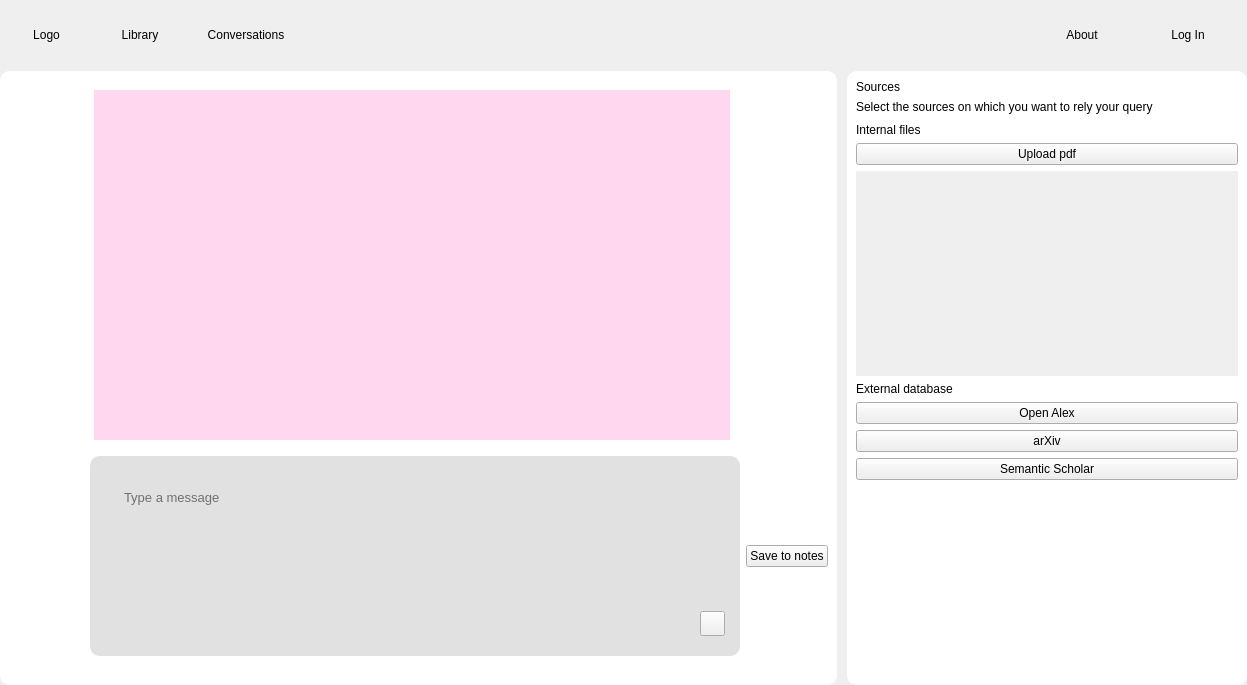
First picture: the form in ui_forms_v1/chat_window.ui, repository Pleias/pleias_ScholasticAI, before the edit.
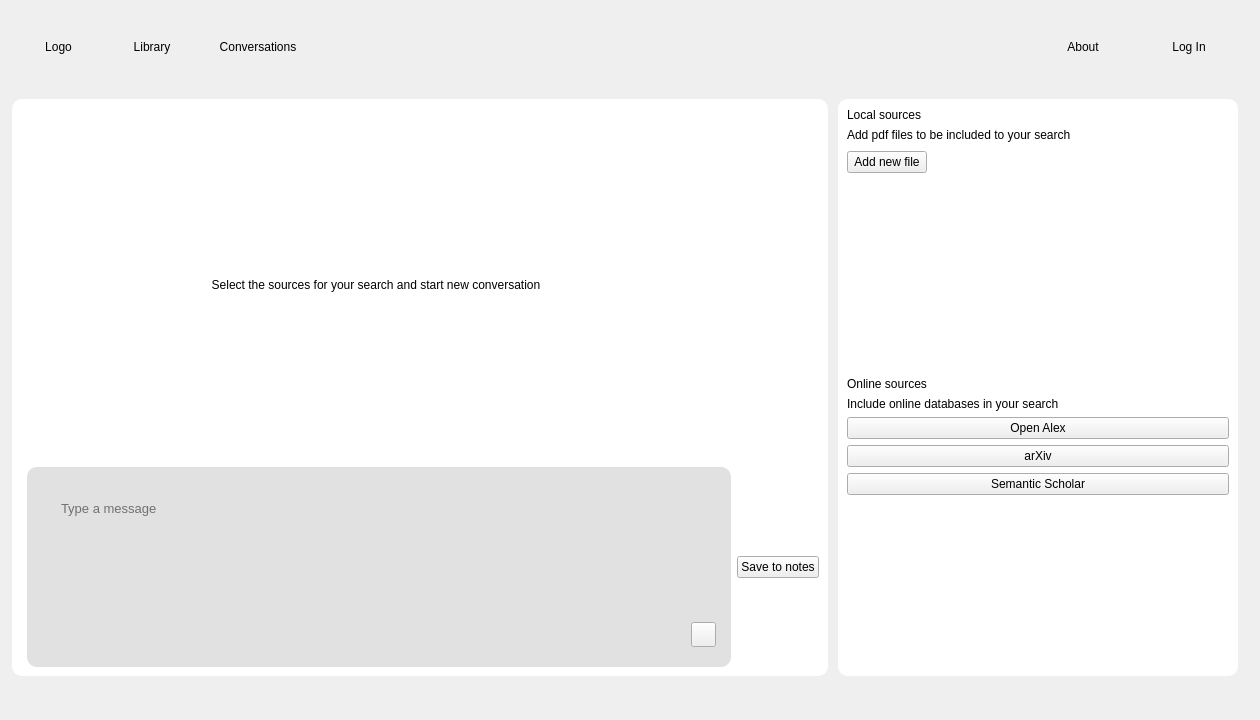
Second picture: the form after the edit. Icons and pictures are not drawn.

Commit message: Added push btn , reference list etc

Patch:
```diff
--- a/ui_forms_v1/chat_window.ui
+++ b/ui_forms_v1/chat_window.ui
@@ -6,8 +6,8 @@
    <rect>
     <x>0</x>
     <y>0</y>
-    <width>1247</width>
-    <height>685</height>
+    <width>1260</width>
+    <height>720</height>
    </rect>
   </property>
   <property name="windowTitle">
@@ -16,12 +16,12 @@
   <widget class="QWidget" name="centralwidget">
    <property name="styleSheet">
     <string notr="true">/* Central widget: Light grey background */
-#input_frame_2 {
+#msg_input_frame {
 background-color: rgba(161, 163, 163, 82); 
 border: none;  
 border-radius: 10px;   
 }
-#input_textEdit_2{
+#msg_input_text_edit {
 background-color: rgba(161, 163, 163, 0); 
 border: none;  
 border-radius: 10px;   
@@ -29,7 +29,7 @@
 
 QFrame {border:none}
 #upper_frame {border: none}
-#lower_frame {border: none}
+#conversation_frame {border: none}
 #central_widget {
     background-color: rgb(211, 211, 211); /* Light grey */
 }
@@ -51,24 +51,15 @@
     padding: 10px;
 }</string>
    </property>
-   <layout class="QVBoxLayout" name="verticalLayout">
-    <property name="spacing">
-     <number>0</number>
-    </property>
-    <property name="leftMargin">
-     <number>0</number>
-    </property>
-    <property name="topMargin">
-     <number>0</number>
-    </property>
-    <property name="rightMargin">
-     <number>0</number>
-    </property>
-    <property name="bottomMargin">
-     <number>0</number>
-    </property>
-    <item>
      <widget class="QFrame" name="upper_frame">
+    <property name="geometry">
+     <rect>
+      <x>12</x>
+      <y>12</y>
+      <width>1236</width>
+      <height>71</height>
+     </rect>
+    </property>
       <property name="minimumSize">
        <size>
         <width>911</width>
@@ -181,9 +172,15 @@
        </item>
       </layout>
      </widget>
-    </item>
-    <item>
-     <widget class="QFrame" name="lower_frame">
+   <widget class="QFrame" name="conversation_frame">
+    <property name="geometry">
+     <rect>
+      <x>12</x>
+      <y>99</y>
+      <width>1226</width>
+      <height>577</height>
+     </rect>
+    </property>
       <property name="minimumSize">
        <size>
         <width>0</width>
@@ -221,12 +218,12 @@
           <string notr="true"/>
          </property>
          <layout class="QGridLayout" name="gridLayout">
-          <item row="1" column="2">
-           <widget class="QFrame" name="input_frame_2">
+        <item row="1" column="1">
+         <widget class="QFrame" name="msg_input_frame">
             <property name="minimumSize">
              <size>
               <width>650</width>
-              <height>0</height>
+            <height>50</height>
              </size>
             </property>
             <property name="maximumSize">
@@ -261,7 +258,13 @@
               <number>0</number>
              </property>
              <item row="0" column="0" rowspan="2">
-              <widget class="QTextEdit" name="input_textEdit_2">
+            <widget class="QTextEdit" name="msg_input_text_edit">
+             <property name="minimumSize">
+              <size>
+               <width>0</width>
+               <height>50</height>
+              </size>
+             </property>
                <property name="font">
                 <font>
                  <pointsize>10</pointsize>
@@ -270,6 +273,9 @@
                <property name="styleSheet">
                 <string notr="true">border: none;</string>
                </property>
+             <property name="sizeAdjustPolicy">
+              <enum>QAbstractScrollArea::SizeAdjustPolicy::AdjustIgnored</enum>
+             </property>
                <property name="placeholderText">
                 <string>Type a message</string>
                </property>
@@ -283,7 +289,7 @@
                <property name="sizeHint" stdset="0">
                 <size>
                  <width>20</width>
-                 <height>40</height>
+               <height>5</height>
                 </size>
                </property>
               </spacer>
@@ -335,24 +341,8 @@
             </layout>
            </widget>
           </item>
-          <item row="5" column="2">
-           <spacer name="verticalSpacer">
-            <property name="orientation">
-             <enum>Qt::Orientation::Vertical</enum>
-            </property>
-            <property name="sizeType">
-             <enum>QSizePolicy::Policy::Fixed</enum>
-            </property>
-            <property name="sizeHint" stdset="0">
-             <size>
-              <width>20</width>
-              <height>20</height>
-             </size>
-            </property>
-           </spacer>
-          </item>
-          <item row="0" column="1" colspan="2">
-           <widget class="QScrollArea" name="scrollArea_2">
+        <item row="0" column="0" colspan="2">
+         <widget class="QScrollArea" name="main_sroll_area">
             <property name="styleSheet">
              <string notr="true">border: none;</string>
             </property>
@@ -364,8 +354,8 @@
               <rect>
                <x>0</x>
                <y>0</y>
-               <width>646</width>
-               <height>281</height>
+             <width>666</width>
+             <height>337</height>
               </rect>
              </property>
              <property name="sizePolicy">
@@ -375,44 +365,28 @@
               </sizepolicy>
              </property>
              <property name="styleSheet">
-              <string notr="true">background-color: rgb(255, 215, 238);</string>
+            <string notr="true">background-color: rgb(255, 255, 255);</string>
              </property>
              <layout class="QGridLayout" name="gridLayout_9">
               <property name="verticalSpacing">
                <number>50</number>
               </property>
               <item row="0" column="0">
-               <spacer name="verticalSpacer_2">
-                <property name="orientation">
-                 <enum>Qt::Orientation::Vertical</enum>
-                </property>
-                <property name="sizeHint" stdset="0">
-                 <size>
-                  <width>20</width>
-                  <height>40</height>
-                 </size>
-                </property>
-               </spacer>
+             <widget class="QLabel" name="label_5">
+              <property name="text">
+               <string>Select the sources for your search and start new conversation</string>
+              </property>
+              <property name="alignment">
+               <set>Qt::AlignmentFlag::AlignCenter</set>
+              </property>
+             </widget>
               </item>
              </layout>
             </widget>
            </widget>
           </item>
-          <item row="1" column="0">
-           <spacer name="horizontalSpacer_4">
-            <property name="orientation">
-             <enum>Qt::Orientation::Horizontal</enum>
-            </property>
-            <property name="sizeHint" stdset="0">
-             <size>
-              <width>40</width>
-              <height>20</height>
-             </size>
-            </property>
-           </spacer>
-          </item>
-          <item row="1" column="3">
-           <widget class="QPushButton" name="pushButton">
+        <item row="1" column="2">
+         <widget class="QPushButton" name="save_notes_btn">
             <property name="text">
              <string>Save to notes</string>
             </property>
@@ -469,14 +443,14 @@
              <item>
               <widget class="QLabel" name="label">
                <property name="text">
-                <string>Sources</string>
+              <string>Local sources</string>
                </property>
               </widget>
              </item>
              <item>
               <widget class="QLabel" name="label_2">
                <property name="text">
-                <string>Select the sources on which you want to rely your query</string>
+              <string>Add pdf files to be included to your search</string>
                </property>
               </widget>
              </item>
@@ -504,17 +478,33 @@
              <property name="bottomMargin">
               <number>0</number>
              </property>
-             <item row="3" column="0">
+           <item row="0" column="0">
+            <widget class="QPushButton" name="upload_pdf_btn">
+             <property name="sizePolicy">
+              <sizepolicy hsizetype="Fixed" vsizetype="Fixed">
+               <horstretch>0</horstretch>
+               <verstretch>0</verstretch>
+              </sizepolicy>
+             </property>
+             <property name="text">
+              <string>Add new file</string>
+             </property>
+             <property name="icon">
+              <iconset theme="QIcon::ThemeIcon::SoftwareUpdateAvailable"/>
+             </property>
+            </widget>
+           </item>
+           <item row="2" column="0">
               <widget class="QLabel" name="label_4">
                <property name="text">
-                <string>External database</string>
+              <string>Online sources</string>
                </property>
               </widget>
              </item>
-             <item row="4" column="0">
-              <widget class="QPushButton" name="open_alex_btn">
+           <item row="3" column="0">
+            <widget class="QLabel" name="label_3">
                <property name="text">
-                <string>Open Alex</string>
+              <string>Include online databases in your search</string>
                </property>
               </widget>
              </item>
@@ -525,17 +515,10 @@
                </property>
               </widget>
              </item>
-             <item row="1" column="0">
-              <widget class="QPushButton" name="upload_pdf_btn">
+           <item row="4" column="0">
+            <widget class="QPushButton" name="open_alex_btn">
                <property name="text">
-                <string>Upload pdf</string>
-               </property>
-              </widget>
-             </item>
-             <item row="0" column="0">
-              <widget class="QLabel" name="label_3">
-               <property name="text">
-                <string>Internal files</string>
+              <string>Open Alex</string>
                </property>
               </widget>
              </item>
@@ -559,22 +542,8 @@
                </property>
               </spacer>
              </item>
-             <item row="2" column="0">
-              <widget class="QScrollArea" name="scrollArea">
-               <property name="widgetResizable">
-                <bool>true</bool>
-               </property>
-               <widget class="QWidget" name="scrollAreaWidgetContents">
-                <property name="geometry">
-                 <rect>
-                  <x>0</x>
-                  <y>0</y>
-                  <width>376</width>
-                  <height>154</height>
-                 </rect>
-                </property>
-               </widget>
-              </widget>
+           <item row="1" column="0">
+            <widget class="QListView" name="uploaded_docs_list"/>
              </item>
             </layout>
            </widget>
@@ -584,8 +553,6 @@
        </item>
       </layout>
      </widget>
-    </item>
-   </layout>
   </widget>
   <widget class="QMenuBar" name="menubar">
    <property name="geometry">
```
Left out of the diff: 24 changed lines with no effect on the pictures. Lines whose indentation alone changed are shown as unchanged. The commit also changes 10 other files.
